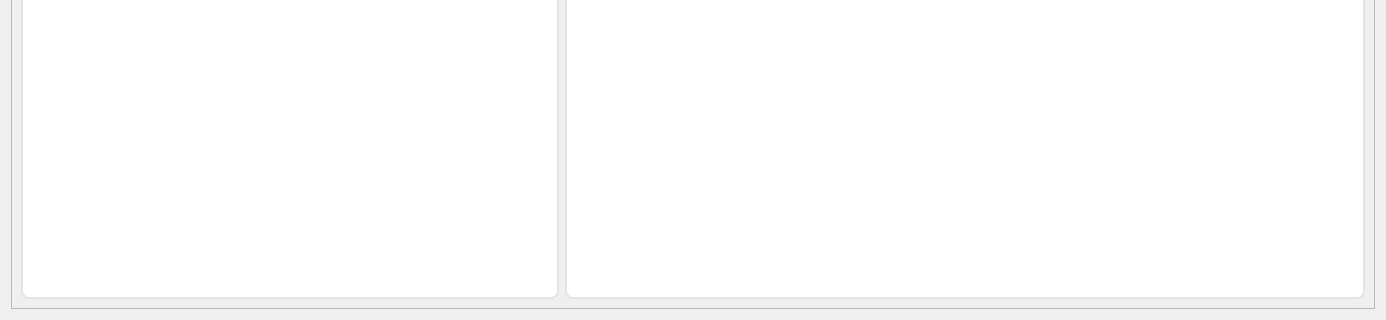
michael-halim/pos, file ui/stock_card_list.ui: the form before one commit; both pictures show x 0 to 1386 and y 378 to 698 of the 1386 by 698 pixel window.
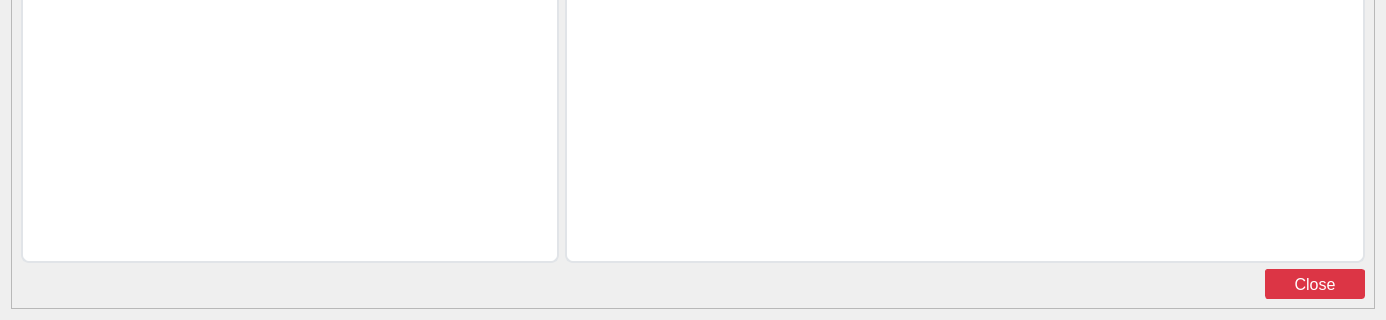
The form after the commit.

Commit message: Patch#35: Fix Revision - Add Close Button in Logs - Added Close Button in Stock Card List - Added Close Button in Price Unit - Added New Purchase Button in Purchasing List - Added New Transaction in Transaction List - Invoice Number Must be Filled - Transaction Revision Flow - Added Total in Transactions List - Added Total in Purchasing List - Updating Privilege Updates Immediately - Can't Edit Customers Points and Transactions Total - Add Some Icons

The edit to the form file:
```diff
--- a/ui/stock_card_list.ui
+++ b/ui/stock_card_list.ui
@@ -274,7 +274,9 @@
      </property>
      <layout class="QGridLayout" name="gridLayout">
       <item row="0" column="0">
-       <layout class="QHBoxLayout" name="horizontalLayout_2">
+       <layout class="QVBoxLayout" name="verticalLayout_4">
+        <item>
+         <layout class="QHBoxLayout" name="horizontalLayout_3">
         <item>
          <layout class="QVBoxLayout" name="verticalLayout_2">
           <item>
@@ -768,6 +770,54 @@
               <set>AlignCenter</set>
              </property>
             </column>
+             </widget>
+            </item>
+           </layout>
+          </item>
+         </layout>
+        </item>
+        <item>
+         <layout class="QHBoxLayout" name="horizontalLayout_2">
+          <item>
+           <spacer name="horizontalSpacer">
+            <property name="orientation">
+             <enum>Qt::Horizontal</enum>
+            </property>
+            <property name="sizeHint" stdset="0">
+             <size>
+              <width>40</width>
+              <height>20</height>
+             </size>
+            </property>
+           </spacer>
+          </item>
+          <item>
+           <widget class="QPushButton" name="close_stock_card_button">
+            <property name="minimumSize">
+             <size>
+              <width>100</width>
+              <height>30</height>
+             </size>
+            </property>
+            <property name="font">
+             <font>
+              <pointsize>12</pointsize>
+             </font>
+            </property>
+            <property name="styleSheet">
+             <string notr="true">QPushButton {
+    color: #fff;
+    background-color: #dc3545;
+    border-color: #dc3545;
+}
+QPushButton:hover {
+    background-color: #bb2d3b;
+    border-color: #b02a37;
+}</string>
+            </property>
+            <property name="text">
+             <string>Close</string>
+            </property>
            </widget>
           </item>
          </layout>
```
Lines whose indentation alone changed are shown as unchanged. The commit also changes 63 other files.
